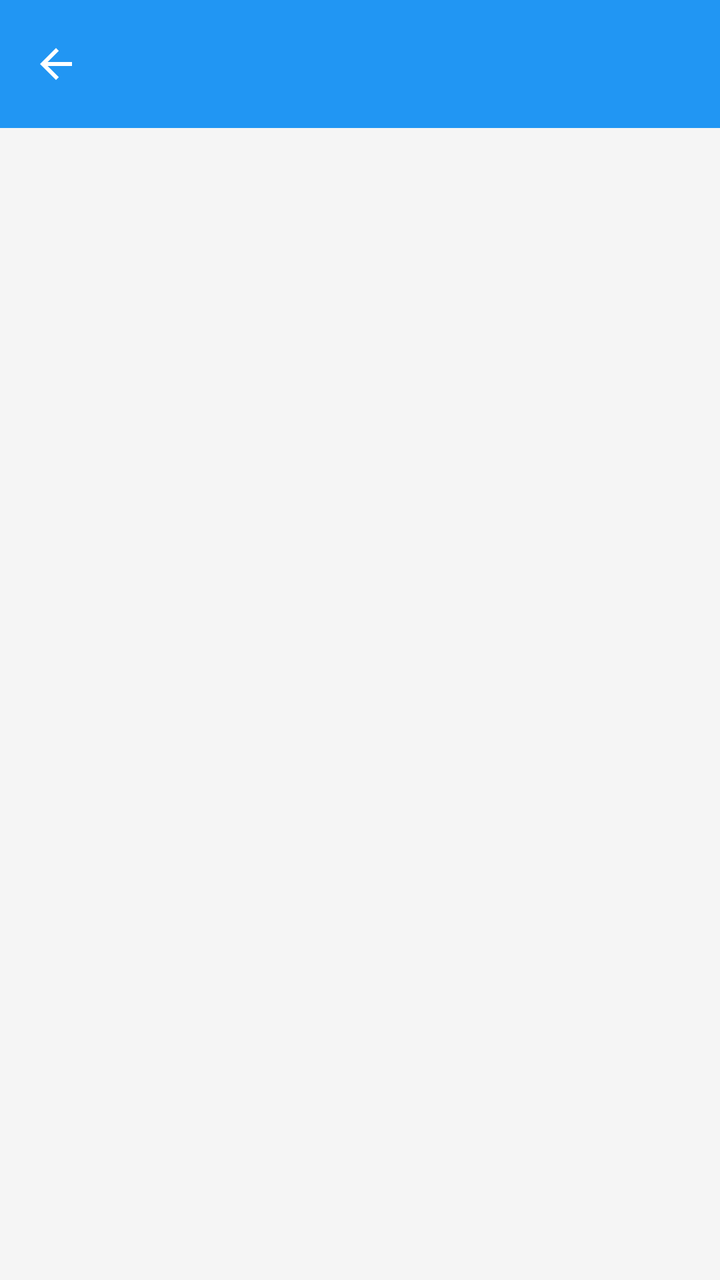
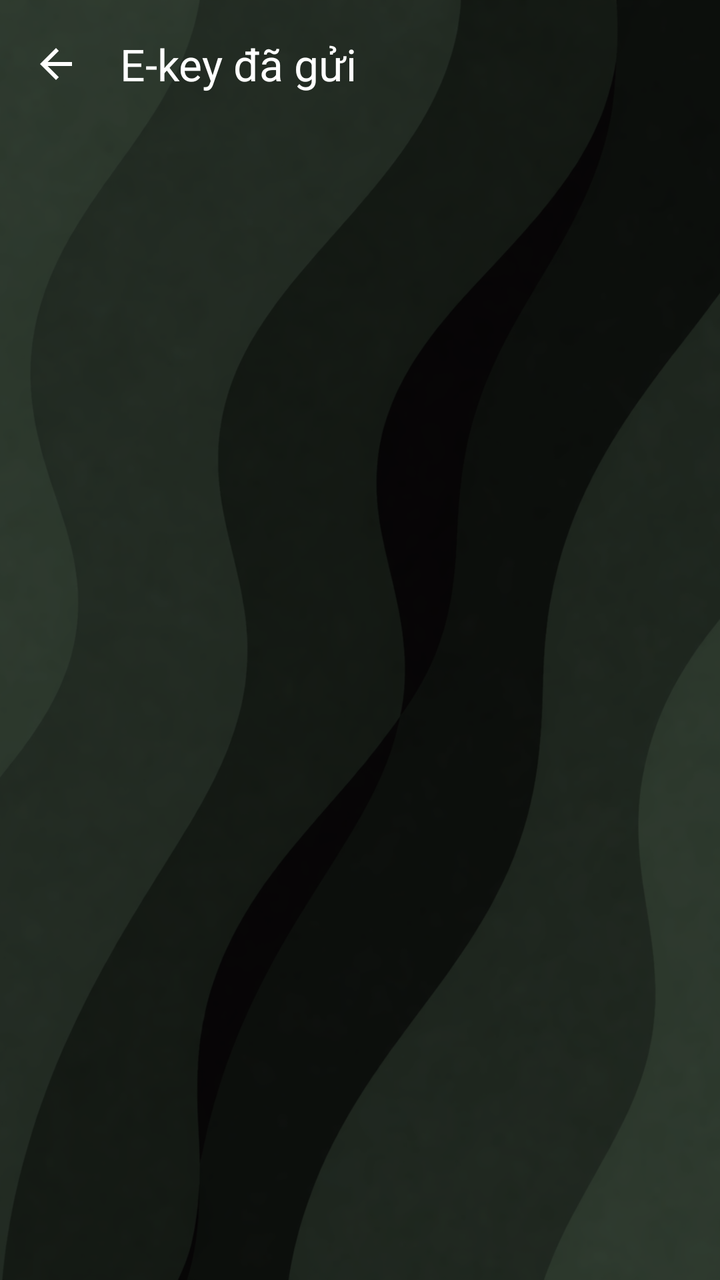

Two renders of the same Android screen: before a commit and after it. Below are the layout's source before the change and the commit's diff.
<!-- AndroidManifest.xml: application theme Theme.SmartLock -->
<!-- res/layout/fragment_ekeys.xml -->
<?xml version="1.0" encoding="utf-8"?>
<androidx.constraintlayout.widget.ConstraintLayout xmlns:android="http://schemas.android.com/apk/res/android"
    xmlns:app="http://schemas.android.com/apk/res-auto"
    android:layout_width="match_parent"
    android:layout_height="match_parent"
    android:background="#F5F5F5">

    <com.google.android.material.appbar.MaterialToolbar
        android:id="@+id/toolbar"
        android:layout_width="0dp"
        android:layout_height="?attr/actionBarSize"
        android:background="#2196F3"
        android:title="E-key đã gửi"
        android:titleTextColor="#FFFFFF"
        app:layout_constraintTop_toTopOf="parent"
        app:layout_constraintStart_toStartOf="parent"
        app:layout_constraintEnd_toEndOf="parent"
        app:navigationIcon="@drawable/ic_arrow_back"
        app:navigationIconTint="#FFFFFF"/>

    <androidx.recyclerview.widget.RecyclerView
        android:id="@+id/rvEkeys"
        android:layout_width="0dp"
        android:layout_height="0dp"
        app:layoutManager="androidx.recyclerview.widget.LinearLayoutManager"
        app:layout_constraintTop_toBottomOf="@id/toolbar"
        app:layout_constraintBottom_toBottomOf="parent"
        app:layout_constraintStart_toStartOf="parent"
        app:layout_constraintEnd_toEndOf="parent"/>

    <TextView
        android:id="@+id/tvEmpty"
        android:layout_width="wrap_content"
        android:layout_height="wrap_content"
        android:text="Chưa có e-key nào"
        android:textSize="18sp"
        android:textColor="#999999"
        android:gravity="center"
        android:visibility="gone"
        app:layout_constraintTop_toBottomOf="@id/toolbar"
        app:layout_constraintBottom_toBottomOf="parent"
        app:layout_constraintStart_toStartOf="parent"
        app:layout_constraintEnd_toEndOf="parent"/>
</androidx.constraintlayout.widget.ConstraintLayout>
<!-- resources referenced by this layout -->
<resources>
  <!-- drawable ic_arrow_back (drawable) -->
  <vector xmlns:android="http://schemas.android.com/apk/res/android" android:autoMirrored="true" android:height="24dp" android:tint="#000000" android:viewportHeight="24" android:viewportWidth="24" android:width="24dp">
        
      <path android:fillColor="@android:color/white" android:pathData="M20,11H7.83l5.59,-5.59L12,4l-8,8 8,8 1.41,-1.41L7.83,13H20v-2z"/>
      
  </vector>
  <style name="Theme.SmartLock" parent="Base.Theme.SmartLock" />
  <style name="Base.Theme.SmartLock" parent="Theme.Material3.DayNight.NoActionBar">
          
          
      </style>
</resources>

<!-- the commit's change to res/layout/fragment_ekeys.xml (unified diff, before → after) -->
@@ -1,44 +1,62 @@
 <?xml version="1.0" encoding="utf-8"?>
-<androidx.constraintlayout.widget.ConstraintLayout xmlns:android="http://schemas.android.com/apk/res/android"
+<FrameLayout xmlns:android="http://schemas.android.com/apk/res/android"
     xmlns:app="http://schemas.android.com/apk/res-auto"
     android:layout_width="match_parent"
-    android:layout_height="match_parent"
-    android:background="#F5F5F5">
+    android:layout_height="match_parent">
 
-    <com.google.android.material.appbar.MaterialToolbar
-        android:id="@+id/toolbar"
-        android:layout_width="0dp"
-        android:layout_height="?attr/actionBarSize"
-        android:background="#2196F3"
-        android:title="E-key đã gửi"
-        android:titleTextColor="#FFFFFF"
-        app:layout_constraintTop_toTopOf="parent"
-        app:layout_constraintStart_toStartOf="parent"
-        app:layout_constraintEnd_toEndOf="parent"
-        app:navigationIcon="@drawable/ic_arrow_back"
-        app:navigationIconTint="#FFFFFF"/>
+    <ImageView
+        android:layout_width="match_parent"
+        android:layout_height="match_parent"
+        android:src="@drawable/bg4"
+        android:scaleType="centerCrop" />
 
-    <androidx.recyclerview.widget.RecyclerView
-        android:id="@+id/rvEkeys"
-        android:layout_width="0dp"
-        android:layout_height="0dp"
-        app:layoutManager="androidx.recyclerview.widget.LinearLayoutManager"
-        app:layout_constraintTop_toBottomOf="@id/toolbar"
-        app:layout_constraintBottom_toBottomOf="parent"
-        app:layout_constraintStart_toStartOf="parent"
-        app:layout_constraintEnd_toEndOf="parent"/>
+    <View
+        android:layout_width="match_parent"
+        android:layout_height="match_parent"
+        android:background="#70000000" />
 
-    <TextView
-        android:id="@+id/tvEmpty"
-        android:layout_width="wrap_content"
-        android:layout_height="wrap_content"
-        android:text="Chưa có e-key nào"
-        android:textSize="18sp"
-        android:textColor="#999999"
-        android:gravity="center"
-        android:visibility="gone"
-        app:layout_constraintTop_toBottomOf="@id/toolbar"
-        app:layout_constraintBottom_toBottomOf="parent"
-        app:layout_constraintStart_toStartOf="parent"
-        app:layout_constraintEnd_toEndOf="parent"/>
-</androidx.constraintlayout.widget.ConstraintLayout>
+    <androidx.constraintlayout.widget.ConstraintLayout
+        android:layout_width="match_parent"
+        android:layout_height="match_parent">
+
+        <com.google.android.material.appbar.MaterialToolbar
+            android:id="@+id/toolbar"
+            android:layout_width="0dp"
+            android:layout_height="?attr/actionBarSize"
+            android:background="@android:color/transparent"
+            app:title="E-key đã gửi"
+            app:titleTextColor="#FFFFFF"
+            app:layout_constraintTop_toTopOf="parent"
+            app:layout_constraintStart_toStartOf="parent"
+            app:layout_constraintEnd_toEndOf="parent"
+            app:navigationIcon="@drawable/ic_arrow_back"
+            app:navigationIconTint="#FFFFFF"/>
+
+        <androidx.recyclerview.widget.RecyclerView
+            android:id="@+id/rvEkeys"
+            android:layout_width="0dp"
+            android:layout_height="0dp"
+            android:paddingHorizontal="12dp"
+            android:clipToPadding="false"
+            app:layoutManager="androidx.recyclerview.widget.LinearLayoutManager"
+            app:layout_constraintTop_toBottomOf="@id/toolbar"
+            app:layout_constraintBottom_toBottomOf="parent"
+            app:layout_constraintStart_toStartOf="parent"
+            app:layout_constraintEnd_toEndOf="parent"/>
+
+        <TextView
+            android:id="@+id/tvEmpty"
+            android:layout_width="wrap_content"
+            android:layout_height="wrap_content"
+            android:text="Chưa có e-key nào"
+            android:textSize="18sp"
+            android:textColor="#80FFFFFF"
+            android:gravity="center"
+            android:visibility="gone"
+            app:layout_constraintTop_toBottomOf="@id/toolbar"
+            app:layout_constraintBottom_toBottomOf="parent"
+            app:layout_constraintStart_toStartOf="parent"
+            app:layout_constraintEnd_toEndOf="parent"/>
+
+    </androidx.constraintlayout.widget.ConstraintLayout>
+</FrameLayout>
<!-- resource entries referenced after the edit -->
@@ -1,5 +1,6 @@
 <!-- resources referenced by this layout -->
 <resources>
+  <!-- drawable bg4: png bitmap (drawable, 462517 bytes) -->
   <!-- drawable ic_arrow_back (drawable) -->
   <vector xmlns:android="http://schemas.android.com/apk/res/android" android:autoMirrored="true" android:height="24dp" android:tint="#000000" android:viewportHeight="24" android:viewportWidth="24" android:width="24dp">
         
